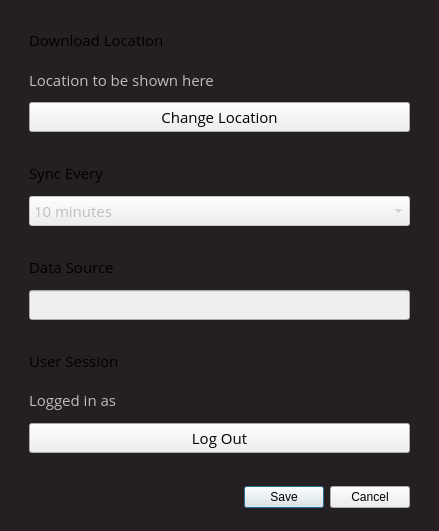
The window that blackboard_sync/qt/SettingsWindow.ui (sanjacob/BlackboardSync) describes before a commit, drawn with Qt 5.
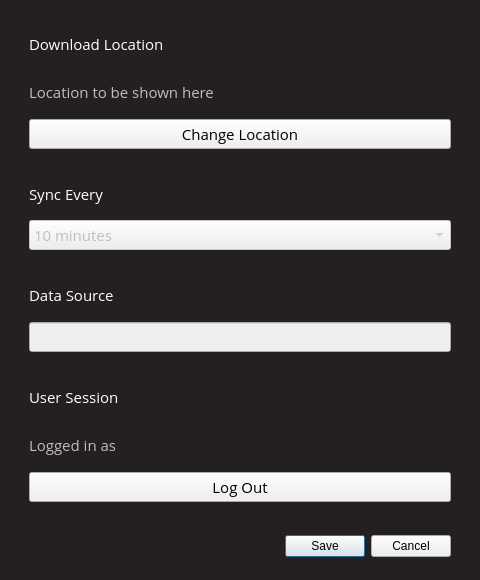
The same window after the commit. Icons and pictures are not drawn.

Commit message: Set all styles in main widget, set size constraints

Patch:
```diff
--- a/blackboard_sync/qt/SettingsWindow.ui
+++ b/blackboard_sync/qt/SettingsWindow.ui
@@ -6,10 +6,22 @@
    <rect>
     <x>0</x>
     <y>0</y>
-    <width>439</width>
-    <height>531</height>
+    <width>480</width>
+    <height>580</height>
    </rect>
   </property>
+  <property name="minimumSize">
+   <size>
+    <width>360</width>
+    <height>540</height>
+   </size>
+  </property>
+  <property name="maximumSize">
+   <size>
+    <width>480</width>
+    <height>580</height>
+   </size>
+  </property>
   <property name="windowTitle">
    <string>Settings</string>
   </property>
@@ -19,7 +31,7 @@
   </property>
   <property name="styleSheet">
    <string notr="true">QWidget#SettingsWindow { background-color: #241f21 }
-QLabel: enabled {color:white}
+QLabel:enabled {color:white}
 </string>
   </property>
   <layout class="QHBoxLayout" name="horizontalLayout">
```
The commit also changes 3 other files.
